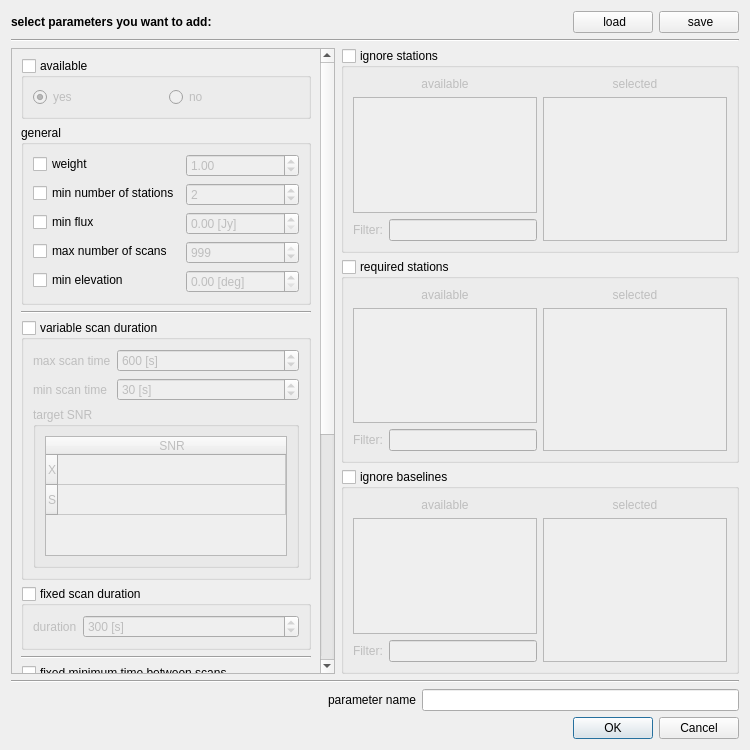
TUW-VieVS/VieSchedpp, file sourceparametersdialog.ui: the form before one commit.
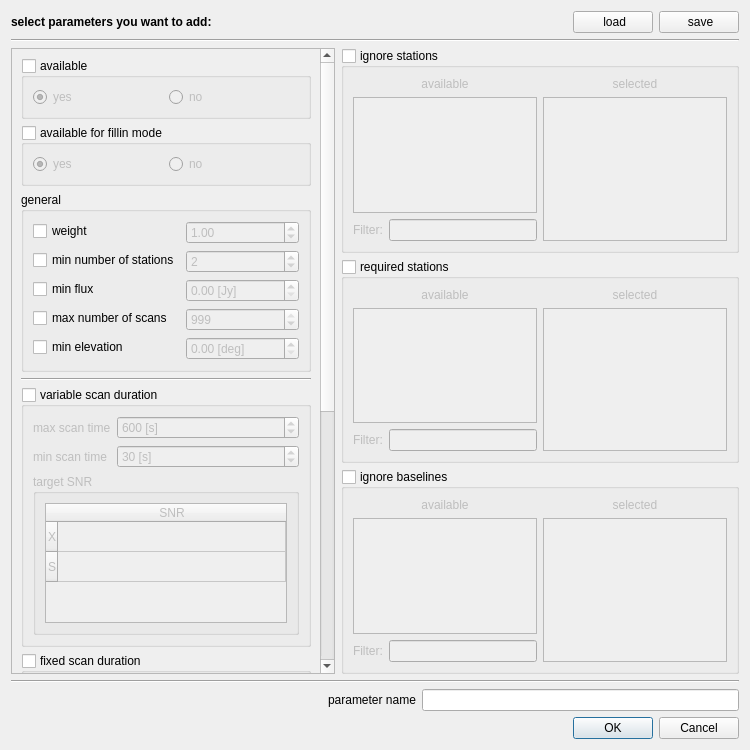
The form after the commit. Icons and pictures are not drawn.

Patch:
```diff
--- a/sourceparametersdialog.ui
+++ b/sourceparametersdialog.ui
@@ -91,8 +91,8 @@
          <rect>
           <x>0</x>
           <y>0</y>
-          <width>297</width>
-          <height>880</height>
+          <width>339</width>
+          <height>1153</height>
          </rect>
         </property>
         <layout class="QVBoxLayout" name="verticalLayout">
@@ -131,6 +131,38 @@
            </layout>
           </widget>
          </item>
+         <item>
+          <widget class="QGroupBox" name="groupBox_availableForFillinmode">
+           <property name="title">
+            <string>available for fillin mode</string>
+           </property>
+           <property name="checkable">
+            <bool>true</bool>
+           </property>
+           <property name="checked">
+            <bool>false</bool>
+           </property>
+           <layout class="QHBoxLayout" name="horizontalLayout_12">
+            <item>
+             <widget class="QRadioButton" name="radioButton_availableForFillin_yes">
+              <property name="text">
+               <string>yes</string>
+              </property>
+              <property name="checked">
+               <bool>true</bool>
+              </property>
+             </widget>
+            </item>
+            <item>
+             <widget class="QRadioButton" name="radioButton_availableForFillin_no">
+              <property name="text">
+               <string>no</string>
+              </property>
+             </widget>
+            </item>
+           </layout>
+          </widget>
+         </item>
          <item>
           <widget class="QGroupBox" name="groupBox_2">
            <property name="title">
```
